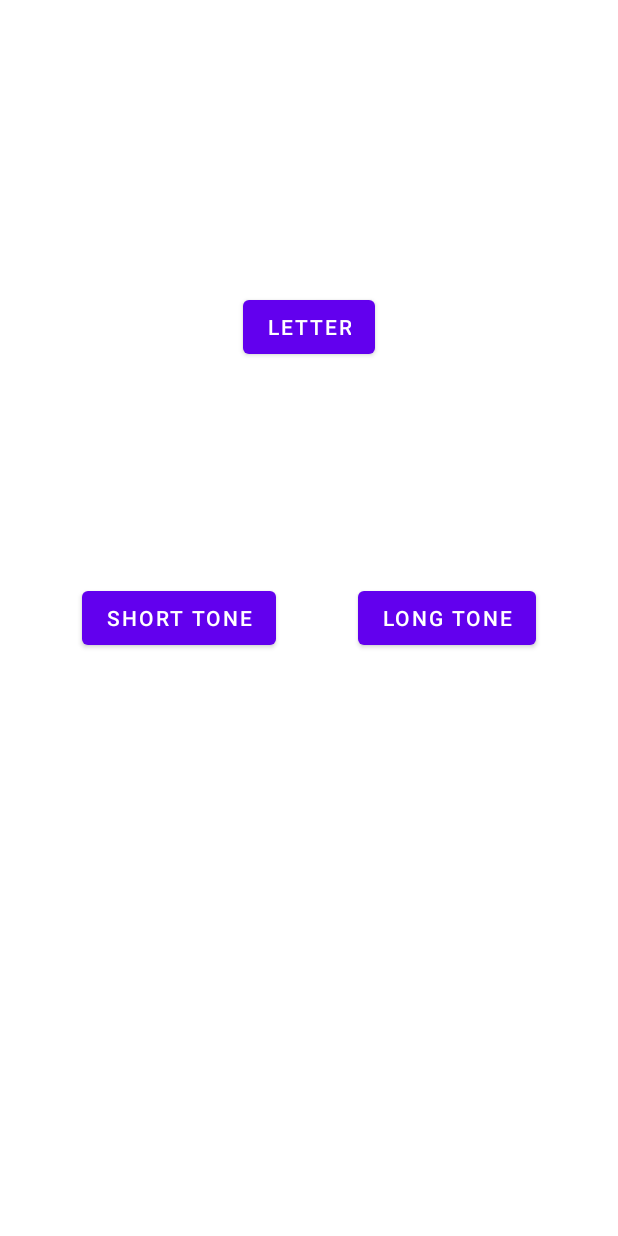
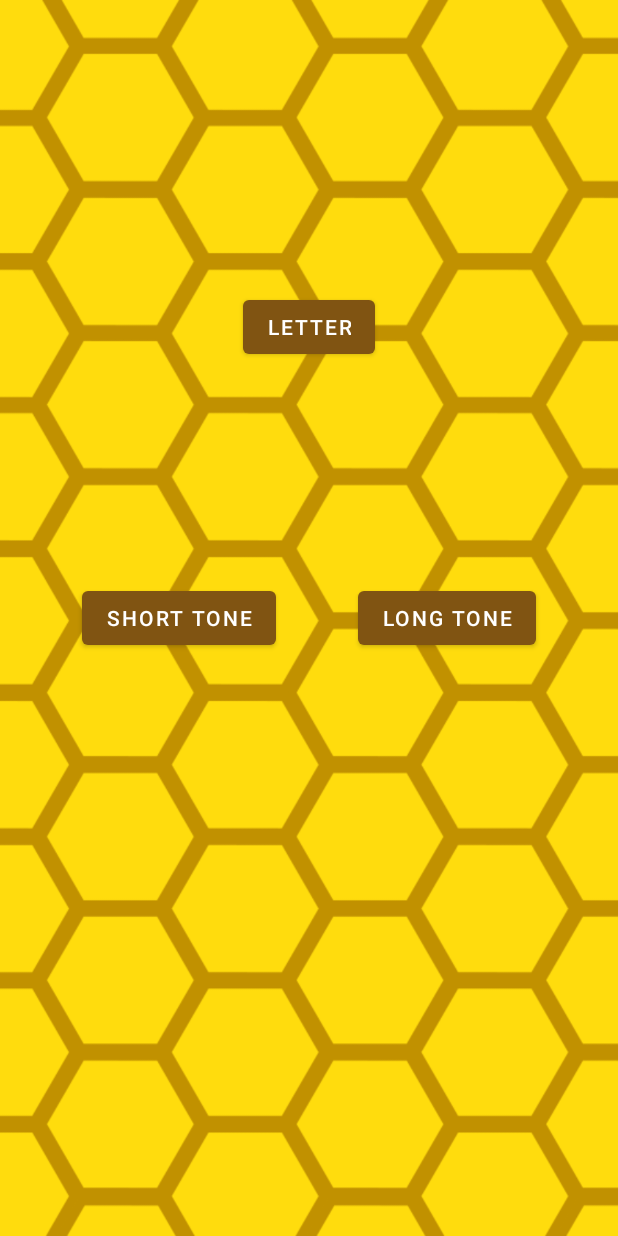
Before and after one commit to AdamBarvesten/MorseCode, an Android app: the screen it shows after launch (SoundActivity), after a tap on "SOUND", on a phone screen of 412 x 824 dp. Run offline under Robolectric (Android 15) with nearby library versions, the light colour scheme and no system bars; our stand-ins replace navigation-ui.

Commit message:
Refactor buttonfunctions, add background image and change color buttons

```diff
--- a/app/src/main/AndroidManifest.xml
+++ b/app/src/main/AndroidManifest.xml
@@ -10,7 +10,7 @@
         android:icon="@mipmap/ic_launcher"
         android:label="@string/app_name"
         android:supportsRtl="true"
-        android:theme="@style/Theme.MorseCode"
+        android:theme="@style/Theme.MorseCode.NoActionBar"
         tools:targetApi="31" >
         <activity
             android:name=".Vibration"
--- a/app/src/main/java/com/example/morsecode/FirstFragment.java
+++ b/app/src/main/java/com/example/morsecode/FirstFragment.java
@@ -8,6 +8,7 @@ import android.view.View;
 import android.view.ViewGroup;
 
 import androidx.annotation.NonNull;
+
 import androidx.fragment.app.Fragment;
 import androidx.navigation.fragment.NavHostFragment;
 
@@ -34,28 +35,10 @@ public class FirstFragment extends Fragment {
     public void onViewCreated(@NonNull View view, Bundle savedInstanceState) {
         super.onViewCreated(view, savedInstanceState);
 
-        /*binding.buttonFirst.setOnClickListener(new View.OnClickListener() {
-            @Override
-            public void onClick(View view) {
-                NavHostFragment.findNavController(FirstFragment.this)
-                        .navigate(R.id.action_FirstFragment_to_SecondFragment);
-            }
-        });*/
+        view.findViewById(R.id.button_first).setOnClickListener(view1 -> startAccelerometer());
 
-        view.findViewById(R.id.button_first).setOnClickListener(new View.OnClickListener() {
-            @Override
-            public void onClick(View view) {
-                startAccelerometer();
-            }
-        });
-
-        binding.soundButton.setOnClickListener(new View.OnClickListener() {
-            @Override
-            public void onClick(View view) {
-                NavHostFragment.findNavController(FirstFragment.this)
-                        .navigate(R.id.action_FirstFragment_to_SoundActivity);
-            }
-        });
+        binding.soundButton.setOnClickListener(view12 -> NavHostFragment.findNavController(FirstFragment.this)
+                .navigate(R.id.action_FirstFragment_to_SoundActivity));
     }
 
     @Override
--- a/app/src/main/java/com/example/morsecode/MainActivity.java
+++ b/app/src/main/java/com/example/morsecode/MainActivity.java
@@ -30,19 +30,11 @@ public class MainActivity extends AppCompatActivity {
         binding = ActivityMainBinding.inflate(getLayoutInflater());
         setContentView(binding.getRoot());
 
-        setSupportActionBar(binding.toolbar);
-
         NavController navController = Navigation.findNavController(this, R.id.nav_host_fragment_content_main);
         appBarConfiguration = new AppBarConfiguration.Builder(navController.getGraph()).build();
-        NavigationUI.setupActionBarWithNavController(this, navController, appBarConfiguration);
 
-        binding.fab.setOnClickListener(new View.OnClickListener() {
-            @Override
-            public void onClick(View view) {
-                Snackbar.make(view, "Replace with your own action", Snackbar.LENGTH_LONG)
-                        .setAction("Action", null).show();
-            }
-        });
+        binding.fab.setOnClickListener(view -> Snackbar.make(view, "Replace with your own action", Snackbar.LENGTH_LONG)
+                .setAction("Action", null).show());
     }
 
     @Override
--- a/app/src/main/java/com/example/morsecode/SoundActivity.java
+++ b/app/src/main/java/com/example/morsecode/SoundActivity.java
@@ -1,5 +1,6 @@
 package com.example.morsecode;
 
+import androidx.appcompat.app.ActionBar;
 import androidx.appcompat.app.AppCompatActivity;
 
 import android.media.AudioManager;
--- a/app/src/main/res/layout/activity_sound.xml
+++ b/app/src/main/res/layout/activity_sound.xml
@@ -5,6 +5,17 @@
     android:layout_width="match_parent"
     android:layout_height="match_parent"
     tools:context=".SoundActivity">
+
+    <RelativeLayout xmlns:android="http://schemas.android.com/apk/res/android"
+        xmlns:tools="http://schemas.android.com/tools" android:layout_width="match_parent"
+        android:layout_height="match_parent" tools:context=".MainActivity">
+
+        <ImageView
+            android:layout_width="match_parent"
+            android:layout_height="match_parent"
+            android:scaleType="centerCrop"
+            android:src="@drawable/background"/>
+    </RelativeLayout>
 
     <Button
         android:id="@+id/shortButton"
--- a/app/src/main/res/values-night/themes.xml
+++ b/app/src/main/res/values-night/themes.xml
@@ -1,6 +1,6 @@
 <resources xmlns:tools="http://schemas.android.com/tools">
     <!-- Base application theme. -->
-    <style name="Theme.MorseCode" parent="Theme.MaterialComponents.DayNight.DarkActionBar">
+    <style name="Theme.MorseCode" parent="Theme.MaterialComponents.DayNight.NoActionBar">
         <!-- Primary brand color. -->
         <item name="colorPrimary">@color/purple_200</item>
         <item name="colorPrimaryVariant">@color/purple_700</item>
--- a/app/src/main/res/values/colors.xml
+++ b/app/src/main/res/values/colors.xml
@@ -7,4 +7,5 @@
     <color name="teal_700">#FF018786</color>
     <color name="black">#FF000000</color>
     <color name="white">#FFFFFFFF</color>
+    <color name="brown">#805412</color>
 </resources>
--- a/app/src/main/res/values/themes.xml
+++ b/app/src/main/res/values/themes.xml
@@ -1,8 +1,8 @@
 <resources xmlns:tools="http://schemas.android.com/tools">
     <!-- Base application theme. -->
-    <style name="Theme.MorseCode" parent="Theme.MaterialComponents.DayNight.DarkActionBar">
+    <style name="Theme.MorseCode" parent="Theme.MaterialComponents.DayNight.NoActionBar">
         <!-- Primary brand color. -->
-        <item name="colorPrimary">@color/purple_500</item>
+        <item name="colorPrimary">@color/brown</item>
         <item name="colorPrimaryVariant">@color/purple_700</item>
         <item name="colorOnPrimary">@color/white</item>
         <!-- Secondary brand color. -->
```
Also changed, not shown: app/src/main/java/com/example/morsecode/Vibration.java (+8 -21 lines), app/src/main/res/layout/activity_main.xml (+8 -10 lines), app/src/main/res/layout/activity_vibration.xml (+11 -0 lines), app/src/main/res/drawable/background.png (added).
